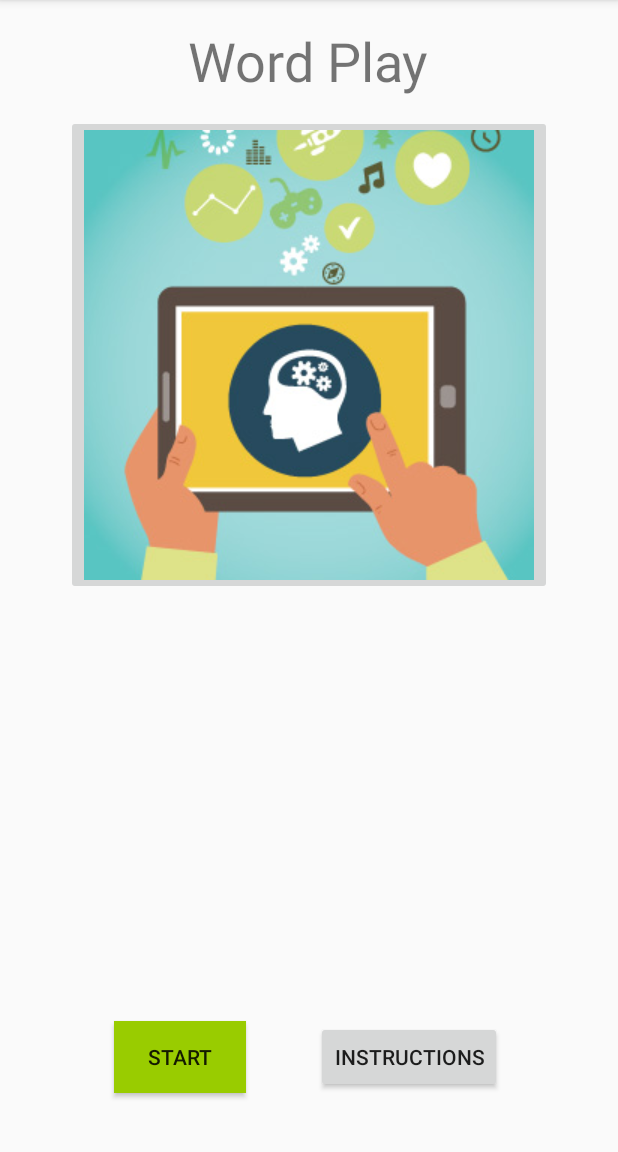
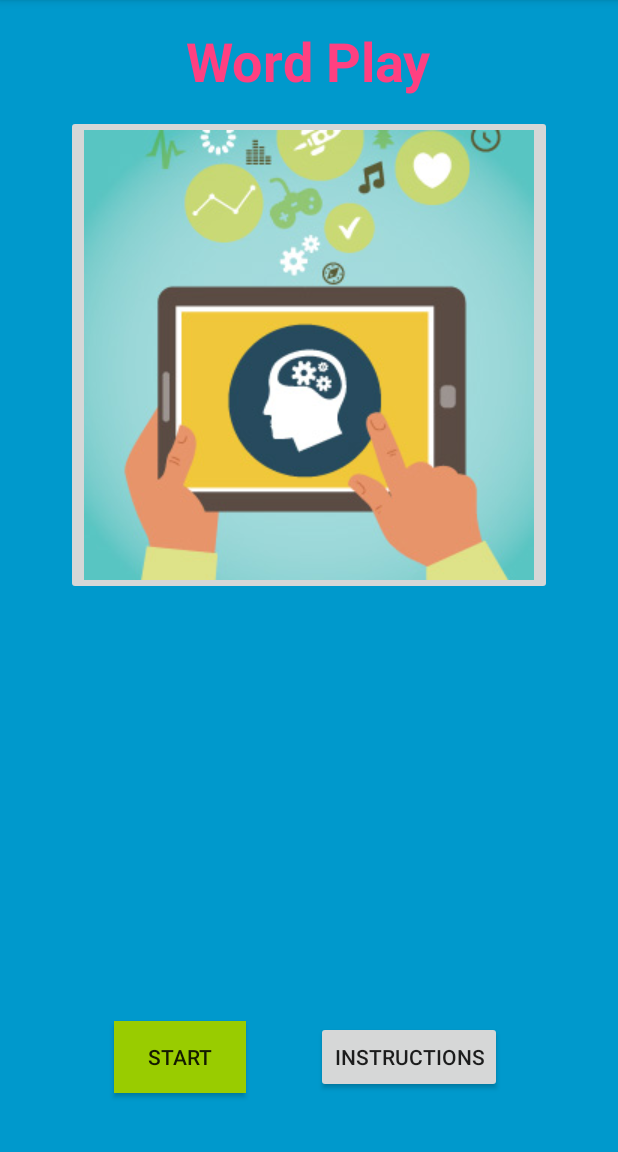
Before and after one commit to QIUAppDev/2017-2018-midyear-project-s2j, an Android app: the Main3Activity screen opened directly, with no data from a screen before it, on a phone screen of 412 x 824 dp, the part 84-1236 px from its top. Run offline under Robolectric (Android 15) with nearby library versions, the phone set to English and light mode, and no system bars.

Commit message:
Confectioner’s powdered sugar and rice syrup for mr perna
finishing touches on this app to be combined with other parts.

```diff
--- a/MyApplication3/app/src/main/res/layout/activity_main.xml
+++ b/MyApplication3/app/src/main/res/layout/activity_main.xml
@@ -97,15 +97,15 @@
         android:text="App Dev 2018"
         android:textStyle="bold"
         android:layout_marginTop="8dp"
-        app:layout_constraintTop_toBottomOf="@+id/textView2"
         android:layout_marginBottom="8dp"
-        app:layout_constraintVertical_bias="0.099"
+        app:layout_constraintVertical_bias="0.391"
         android:layout_marginLeft="8dp"
         app:layout_constraintLeft_toLeftOf="parent"
         android:layout_marginRight="8dp"
         app:layout_constraintRight_toRightOf="parent"
         app:layout_constraintHorizontal_bias="0.625"
-        app:layout_constraintBottom_toBottomOf="parent" />
+        app:layout_constraintBottom_toBottomOf="parent"
+        app:layout_constraintTop_toTopOf="parent" />
 
     <ImageView
         android:id="@+id/imageView5"
--- a/MyApplication3/app/src/main/res/layout/activity_main3.xml
+++ b/MyApplication3/app/src/main/res/layout/activity_main3.xml
@@ -3,6 +3,8 @@
     xmlns:tools="http://schemas.android.com/tools"
     android:layout_width="match_parent"
     android:layout_height="match_parent"
+    android:background="@android:color/holo_blue_dark"
+    android:backgroundTint="@android:color/holo_blue_dark"
     android:paddingBottom="@dimen/activity_vertical_margin"
     android:paddingLeft="@dimen/activity_horizontal_margin"
     android:paddingRight="@dimen/activity_horizontal_margin"
@@ -31,9 +33,11 @@
         android:id="@+id/textView3"
         android:layout_width="wrap_content"
         android:layout_height="wrap_content"
+        android:layout_centerHorizontal="true"
         android:text="Word Play"
+        android:textColor="@color/colorAccent"
         android:textSize="36sp"
-        android:layout_centerHorizontal="true" />
+        android:textStyle="bold" />
 
     <Button
         android:id="@+id/button"
```
